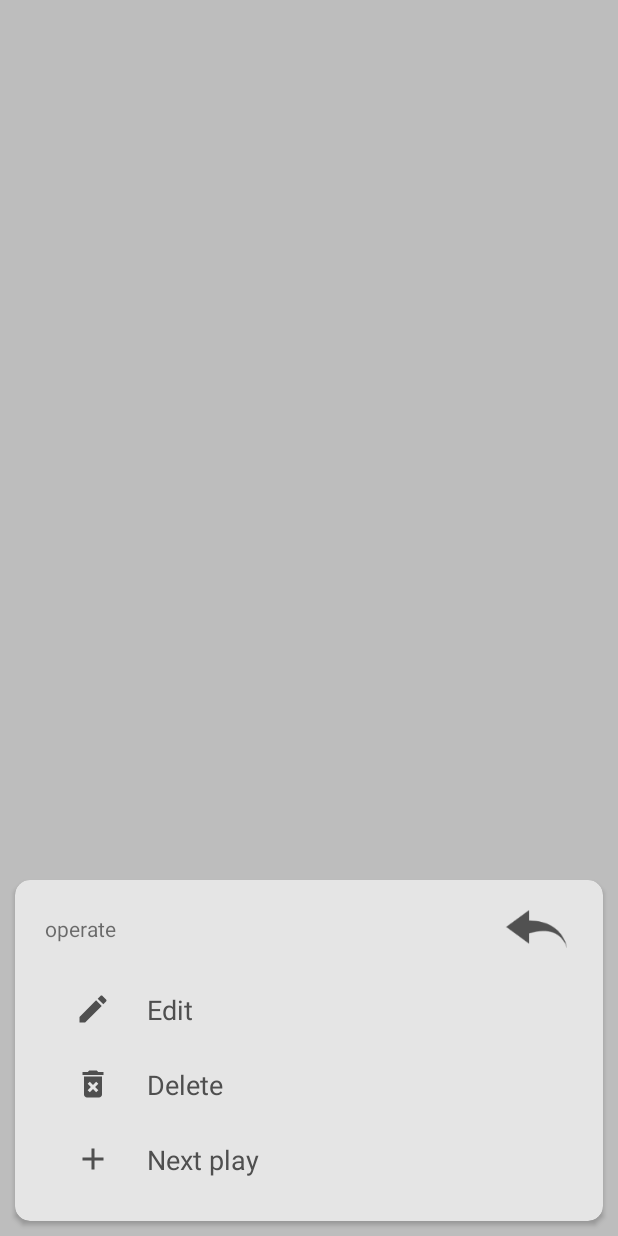
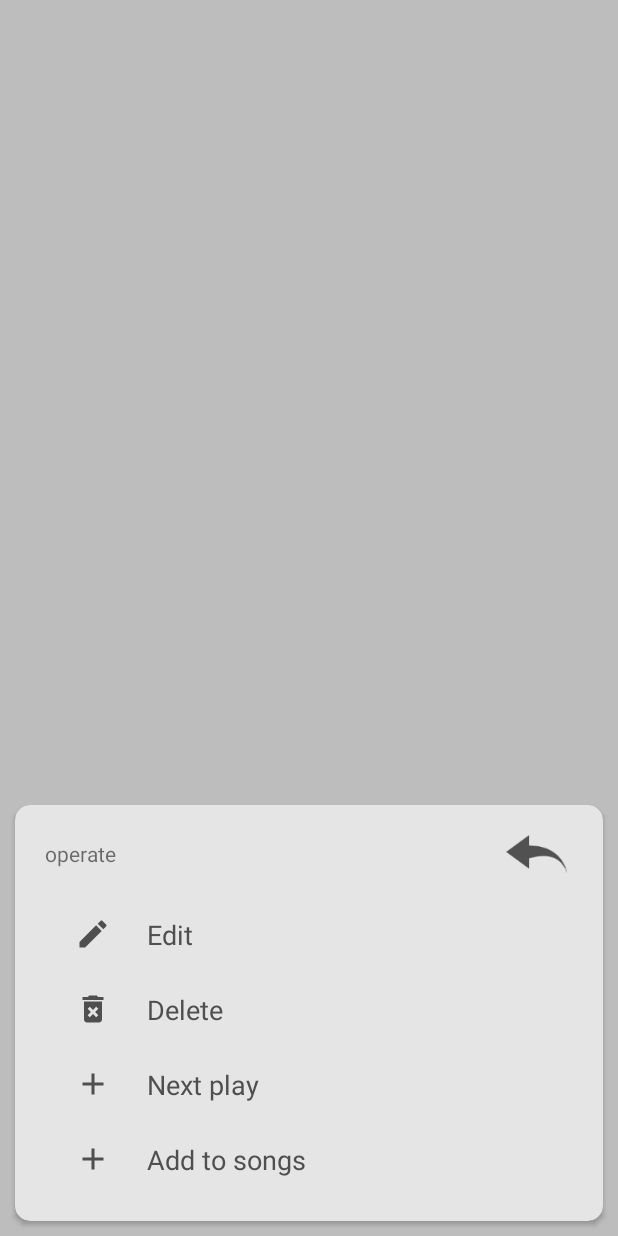
Before and after one commit to dengzhenli/LuckyMusic, an Android app: the layout lm_song_popup_song_list_more.xml on its own in the app's theme, with its tools: preview values and no code run, on a phone screen of 412 x 824 dp. Run offline under Robolectric (Android 15) with nearby library versions, the phone set to English and light mode, and no system bars.

Commit message:
播放与列表里面的文件关联

```diff
--- a/app/src/main/java/org/fattili/luckymusic/data/SongsRepository.kt
+++ b/app/src/main/java/org/fattili/luckymusic/data/SongsRepository.kt
@@ -25,6 +25,11 @@ class SongsRepository private constructor(private val songsDao: SongsDao) {
             songsDao.saveSongsList(list)
         }
         list
+    }
+
+    fun getLocalSongsList():MutableList<Songs> {
+        return songsDao.getSongsList()
+
     }
 
     fun addSongs(songs: Songs) :Boolean {
--- a/app/src/main/java/org/fattili/luckymusic/data/constant/ShowMsg.kt
+++ b/app/src/main/java/org/fattili/luckymusic/data/constant/ShowMsg.kt
@@ -11,4 +11,6 @@ object ShowMsg{
     const val msg_delete_ok = "删除成功"
     const val msg_delete_fail = "删除失败"
     const val msg_add_playlist_ok = "已添加到播放列表"
+    const val msg_add_ok = "已添加"
+    const val msg_song_exist = "歌曲已存在"
 }
--- a/app/src/main/res/layout/lm_song_popup_song_list_more.xml
+++ b/app/src/main/res/layout/lm_song_popup_song_list_more.xml
@@ -129,6 +129,30 @@
                         android:text="@string/lm_song_song_operate_pre_play">
                     </TextView>
                 </LinearLayout>
+                <LinearLayout
+                    android:id="@+id/lm_song_song_list_more_add_to_songs_ll"
+                    android:layout_width="match_parent"
+                    android:layout_height="50dp"
+                    android:gravity="center_vertical"
+                    android:clickable="true"
+                    android:focusable="true"
+                    android:orientation="horizontal">
+
+                    <ImageView
+                        android:layout_width="40dp"
+                        android:layout_height="40dp"
+                        android:src="@drawable/lm_common_ic_add_24"
+                        android:scaleType="centerInside">
+                    </ImageView>
+                    <TextView
+                        android:layout_width="wrap_content"
+                        android:layout_height="wrap_content"
+                        android:layout_marginStart="@dimen/activity_horizontal_margin"
+                        android:layout_marginLeft="@dimen/activity_horizontal_margin"
+                        style="@style/lm_font_style_18"
+                        android:text="@string/lm_song_song_operate_add_to_songs">
+                    </TextView>
+                </LinearLayout>
             </LinearLayout>
 
 
--- a/app/src/main/res/values/strings.xml
+++ b/app/src/main/res/values/strings.xml
@@ -35,6 +35,7 @@
     <string name="lm_song_song_operate_delete">Delete</string>
     <string name="lm_song_song_operate_edit">Edit</string>
     <string name="lm_song_song_operate_pre_play">Next play</string>
+    <string name="lm_song_song_operate_add_to_songs">Add to songs</string>
 
     <string name="lm_song_song_edit_album_label">Album</string>
     <string name="lm_song_song_edit_album_hint">Input Album</string>
```
Also changed, not shown: app/src/main/java/org/fattili/luckymusic/ui/adapter/AddToSongsListAdapter.kt (added, +61 -0 lines), app/src/main/java/org/fattili/luckymusic/ui/view/main/song/SongListActivity.kt (+24 -5 lines), app/src/main/java/org/fattili/luckymusic/ui/view/main/song/SongListMorePopup.kt (+8 -0 lines), app/src/main/java/org/fattili/luckymusic/ui/view/main/song/SongListViewModel.kt (+11 -1 lines), app/src/main/java/org/fattili/luckymusic/ui/view/main/song/add/AddToSongsPopup.kt (added, +46 -0 lines), app/src/main/res/layout/lm_song_item_song_add_to_songs_list.xml (added, +24 -0 lines), app/src/main/res/layout/lm_song_popup_song_add_to_songs.xml (added, +75 -0 lines), 1 other file.
